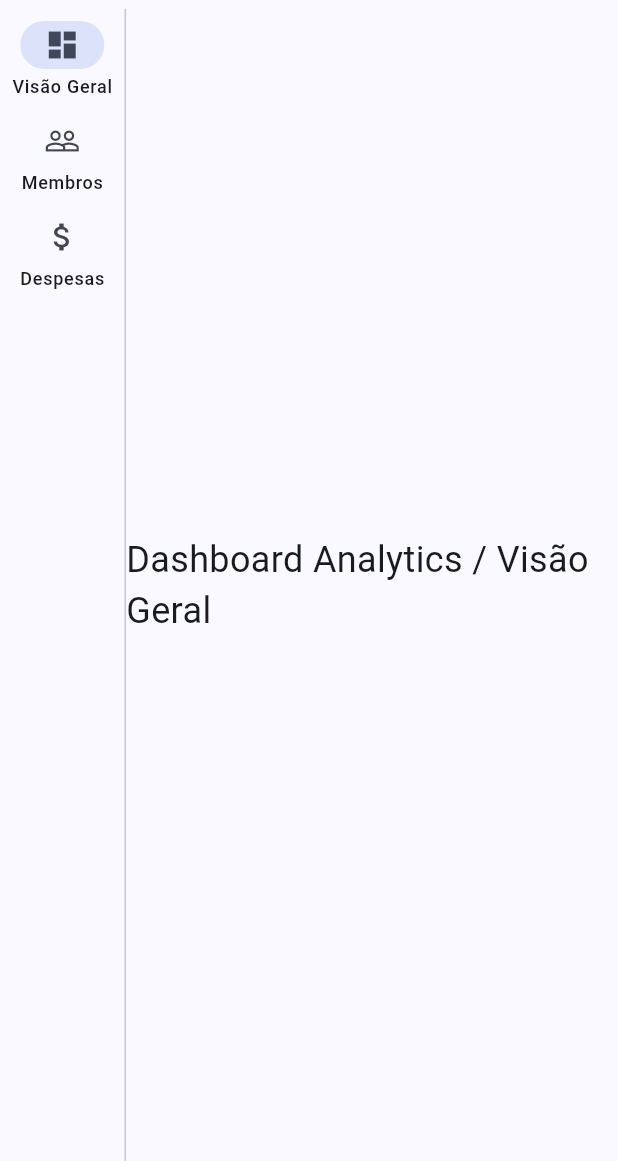
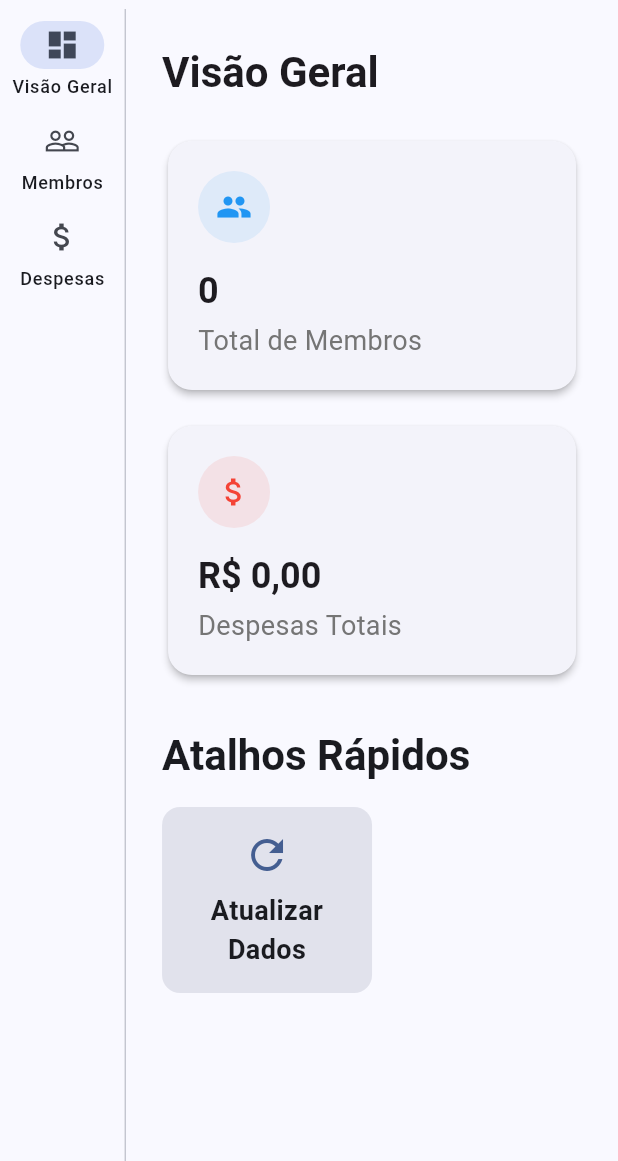
Before and after one commit to BrendoChagas/EkklesiaGestao, a Flutter app: the screen it shows once a user with an empty profile is signed in, on a phone screen of 412 x 824 dp, the part 75-1236 px from its top. Run offline on Flutter 3.47's test engine with Material 3 defaults, Android fonts, the phone set to English and light mode, and no system bars; our stand-ins replace flutter_riverpod, go_router, google_fonts, supabase_flutter; accounts and stored records are empty.

Commit message:
feat: implement dashboard, responsive layout and admin member creation

```diff
--- /dev/null
+++ b/lib/features/home/dashboard_page.dart
@@ -0,0 +1,181 @@
+import 'package:flutter/material.dart';
+import 'package:flutter_riverpod/flutter_riverpod.dart';
+import 'package:intl/intl.dart';
+
+import '../members/members_provider.dart';
+import '../expenses/expenses_provider.dart';
+
+class DashboardPage extends ConsumerWidget {
+  const DashboardPage({super.key});
+
+  @override
+  Widget build(BuildContext context, WidgetRef ref) {
+    final membersAsync = ref.watch(membersListProvider);
+    final expensesAsync = ref.watch(expensesListProvider);
+
+    // We can compute the total members and total expenses
+    int totalMembers = 0;
+    double totalAmmount = 0;
+
+    membersAsync.whenData((members) {
+      totalMembers = members.length;
+    });
+
+    expensesAsync.whenData((expenses) {
+      totalAmmount = expenses.fold(0.0, (sum, expense) => sum + expense.valor);
+    });
+
+    final currencyFormat = NumberFormat.currency(locale: 'pt_BR', symbol: 'R\$');
+
+    return Scaffold(
+      body: SingleChildScrollView(
+        padding: const EdgeInsets.all(24.0),
+        child: Column(
+          crossAxisAlignment: CrossAxisAlignment.start,
+          children: [
+            Text(
+              'Visão Geral',
+              style: Theme.of(context).textTheme.headlineMedium?.copyWith(
+                    fontWeight: FontWeight.bold,
+                  ),
+            ),
+            const SizedBox(height: 24),
+            LayoutBuilder(
+              builder: (context, constraints) {
+                final card1 = _buildSummaryCard(
+                  context,
+                  title: 'Total de Membros',
+                  value: membersAsync.isLoading ? '...' : totalMembers.toString(),
+                  icon: Icons.people,
+                  color: Colors.blue,
+                );
+                final card2 = _buildSummaryCard(
+                  context,
+                  title: 'Despesas Totais',
+                  value: expensesAsync.isLoading ? '...' : currencyFormat.format(totalAmmount),
+                  icon: Icons.attach_money,
+                  color: Colors.red,
+                );
+
+                if (constraints.maxWidth > 500) {
+                  return Row(
+                    children: [
+                      Expanded(child: card1),
+                      const SizedBox(width: 16),
+                      Expanded(child: card2),
+                    ],
+                  );
+                } else {
+                  return Column(
+                    crossAxisAlignment: CrossAxisAlignment.stretch,
+                    children: [
+                      card1,
+                      const SizedBox(height: 16),
+                      card2,
+                    ],
+                  );
+                }
+              },
+            ),
+            const SizedBox(height: 32),
+            Text(
+              'Atalhos Rápidos',
+              style: Theme.of(context).textTheme.titleLarge?.copyWith(
+                    fontWeight: FontWeight.bold,
+                  ),
+            ),
+            const SizedBox(height: 16),
+            Wrap(
+              spacing: 16,
+              runSpacing: 16,
+              children: [
+                _buildQuickAction(
+                  context,
+                  title: 'Atualizar Dados',
+                  icon: Icons.refresh,
+                  onTap: () {
+                    ref.refresh(membersListProvider);
+                    ref.refresh(expensesListProvider);
+                    ScaffoldMessenger.of(context).showSnackBar(
+                      const SnackBar(content: Text('Dados atualizados com sucesso!'), duration: Duration(seconds: 1)),
+                    );
+                  },
+                ),
+              ],
+            ),
+          ],
+        ),
+      ),
+    );
+  }
+
+  Widget _buildSummaryCard(BuildContext context, {required String title, required String value, required IconData icon, required Color color}) {
+    return Card(
+      elevation: 2,
+      shape: RoundedRectangleBorder(borderRadius: BorderRadius.circular(16)),
+      child: Padding(
+        padding: const EdgeInsets.all(20.0),
+        child: Column(
+          crossAxisAlignment: CrossAxisAlignment.start,
+          children: [
+            Row(
+              children: [
+                Container(
+                  padding: const EdgeInsets.all(12),
+                  decoration: BoxDecoration(
+                    color: color.withOpacity(0.1),
+                    shape: BoxShape.circle,
+                  ),
+                  child: Icon(icon, color: color),
+                ),
+                const Spacer(),
+              ],
+            ),
+            const SizedBox(height: 16),
+            Text(
+              value,
+              style: Theme.of(context).textTheme.headlineSmall?.copyWith(
+                    fontWeight: FontWeight.bold,
+                  ),
+            ),
+            const SizedBox(height: 4),
+            Text(
+              title,
+              style: Theme.of(context).textTheme.bodyMedium?.copyWith(
+                    color: Colors.grey.shade600,
+                  ),
+            ),
+          ],
+        ),
+      ),
+    );
+  }
+
+  Widget _buildQuickAction(BuildContext context, {required String title, required IconData icon, required VoidCallback onTap}) {
+    return InkWell(
+      onTap: onTap,
+      borderRadius: BorderRadius.circular(12),
+      child: Container(
+        width: 140,
+        padding: const EdgeInsets.all(16),
+        decoration: BoxDecoration(
+          color: Theme.of(context).colorScheme.surfaceVariant,
+          borderRadius: BorderRadius.circular(12),
+        ),
+        child: Column(
+          children: [
+            Icon(icon, size: 32, color: Theme.of(context).colorScheme.primary),
+            const SizedBox(height: 8),
+            Text(
+              title,
+              textAlign: TextAlign.center,
+              style: Theme.of(context).textTheme.bodyMedium?.copyWith(
+                    fontWeight: FontWeight.bold,
+                  ),
+            ),
+          ],
+        ),
+      ),
+    );
+  }
+}
--- a/lib/features/home/home_page.dart
+++ b/lib/features/home/home_page.dart
@@ -3,6 +3,7 @@ import 'package:flutter_riverpod/flutter_riverpod.dart';
 import '../../core/providers/auth_provider.dart';
 import '../members/members_page.dart'; // Add o import novo
 import '../expenses/expenses_page.dart'; // Adicondo import das dispesas
+import 'dashboard_page.dart'; // Import the new dashboard
 
 class HomePage extends ConsumerStatefulWidget {
   const HomePage({super.key});
@@ -15,7 +16,7 @@ class _HomePageState extends ConsumerState<HomePage> {
   int _selectedIndex = 0;
 
   final List<Widget> _pages = const [
-    Center(child: Text('Dashboard Analytics / Visão Geral', style: TextStyle(fontSize: 24))),
+    DashboardPage(), // Usando o novo widget do painel central
     MembersPage(), // Inserir a classe importável MembersPage no lugar do texto cru
     ExpensesPage(), // Abas de Despesa conectada
   ];
```
Also changed, not shown: lib/features/expenses/expenses_page.dart (+24 -10 lines), lib/features/members/members_page.dart (+115 -3 lines), lib/features/members/members_service.dart (+27 -0 lines), pubspec.lock, 4 other files.
